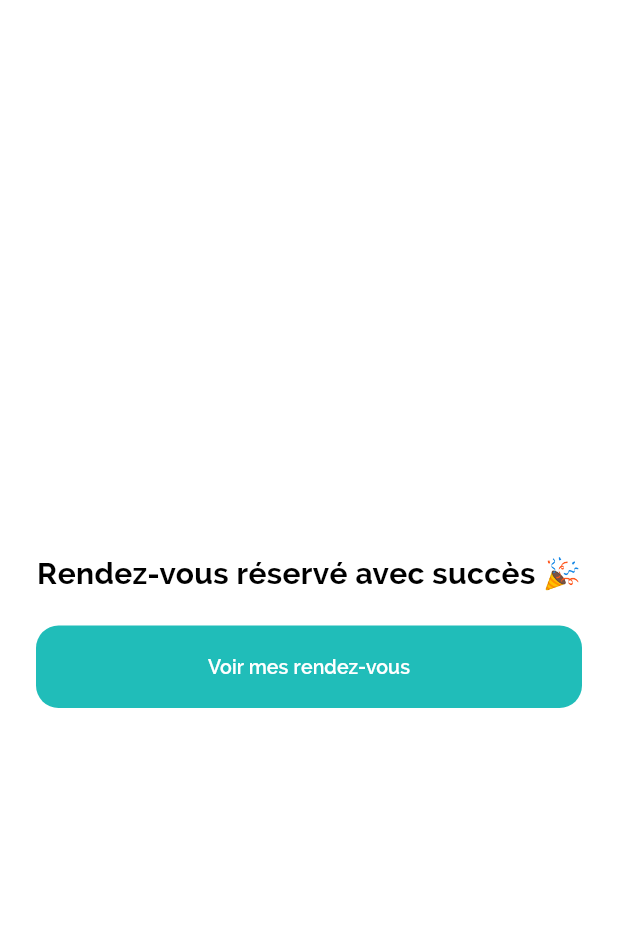
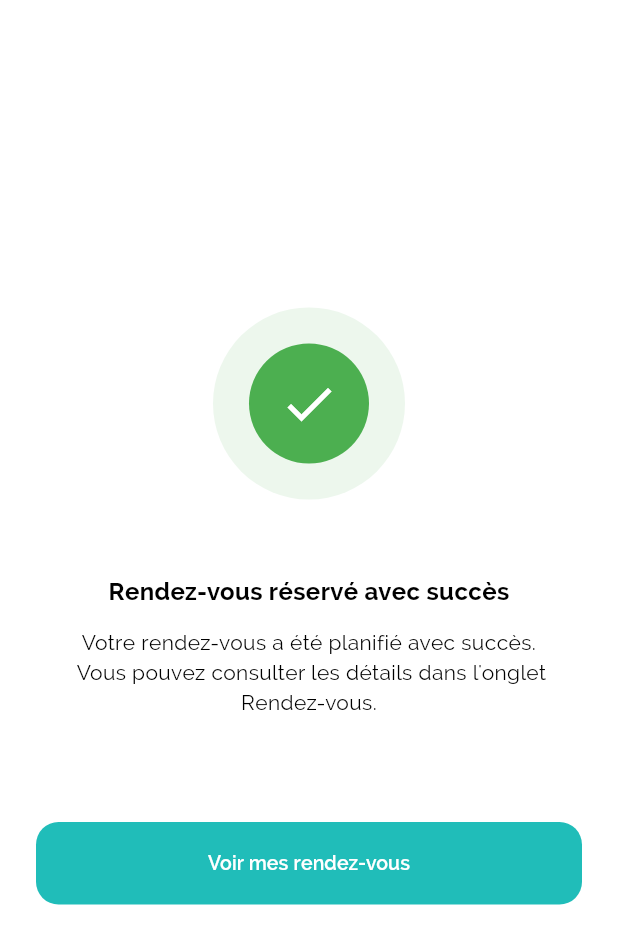
Before and after one commit to mahamani2001/pfee, a Flutter app: the AppointmentSuccessScreen screen opened by its route, on a phone screen of 412 x 824 dp. Shown: the top 944 px of the screen. Run offline on Flutter 3.47's test engine with Material 3 defaults, Android fonts, the phone set to English and light mode, and no system bars; our stand-ins replace another_flushbar, connectivity_plus, convert, dio, file_picker, firebase_core and 16 more; missing offline and left inert: cryptography, encrypt, flutter_sound, flutter_webrtc, tflite_flutter; accounts and stored records are empty; project files that could hold a hidden picture were left out.

Commit message:
adjust UI of sucess page

```diff
--- a/lib/screens/apointment/appointment_success.dart
+++ b/lib/screens/apointment/appointment_success.dart
@@ -50,25 +50,45 @@ class _AppointmentSuccessScreenState extends State<AppointmentSuccessScreen> {
             child: Column(
               mainAxisAlignment: MainAxisAlignment.center,
               children: [
-                //Lottie.asset('assets/animations/success.json',
-                // width: 200, repeat: false),
-                const SizedBox(height: 32),
+                Container(
+                  padding: const EdgeInsets.all(24),
+                  decoration: BoxDecoration(
+                    shape: BoxShape.circle,
+                    color: Colors.green.withOpacity(0.1),
+                  ),
+                  child: const CircleAvatar(
+                    radius: 40,
+                    backgroundColor: Colors.green,
+                    child: Icon(Icons.check, size: 40, color: Colors.white),
+                  ),
+                ),
+                const SizedBox(height: 50),
+
                 Text(
-                  'Rendez-vous réservé avec succès 🎉',
+                  "Rendez-vous réservé avec succès",
+                  style: AppThemes.getTextStyle(
+                      fontWeight: FontWeight.bold, size: 16),
                   textAlign: TextAlign.center,
-                  style: AppThemes.getTextStyle(
-                      size: 20, fontWeight: FontWeight.bold),
                 ),
-                const SizedBox(height: 20),
+                const SizedBox(height: 12),
+
+                // Description
+                Padding(
+                  padding: const EdgeInsets.symmetric(horizontal: 10),
+                  child: Text(
+                    "Votre rendez-vous a été planifié avec succès.\n Vous pouvez consulter les détails dans l'onglet Rendez-vous.",
+                    textAlign: TextAlign.center,
+                    style: AppThemes.getTextStyle(),
+                  ),
+                ),
+                const SizedBox(height: 70),
                 mypsyButton(
                   isFull: true,
                   onPress: () {
                     _navigateToAppointments;
                   },
-                  bgColors: AppColors.mypsyDarkBlue,
                   text: "Voir mes rendez-vous",
                 ),
-
                 const SizedBox(height: 16),
               ],
             ),
--- a/lib/screens/apointment/patient_info.dart
+++ b/lib/screens/apointment/patient_info.dart
@@ -33,7 +33,7 @@ class PatientDetailScreen extends StatelessWidget {
                   color: AppColors.mypsyAlertRed,
                   borderRadius: BorderRadius.circular(16),
                   boxShadow: [
-                    BoxShadow(color: AppColors.mypsyBgApp, blurRadius: 6),
+                    const BoxShadow(color: AppColors.mypsyBgApp, blurRadius: 6),
                   ],
                 ),
                 padding:
```
